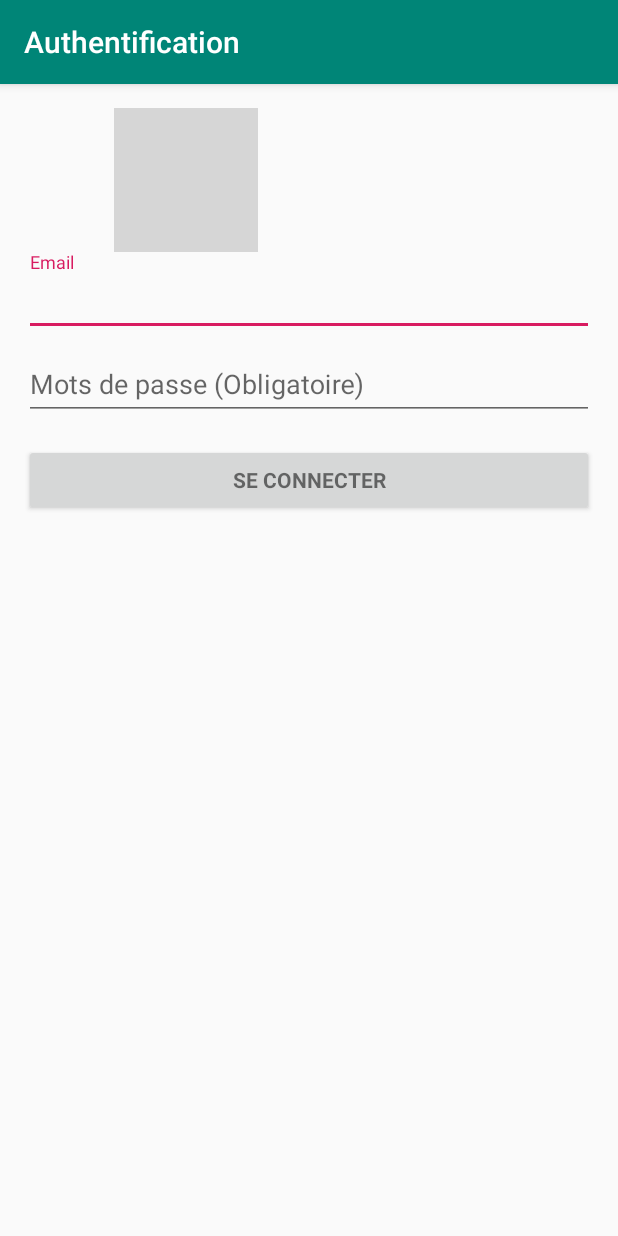
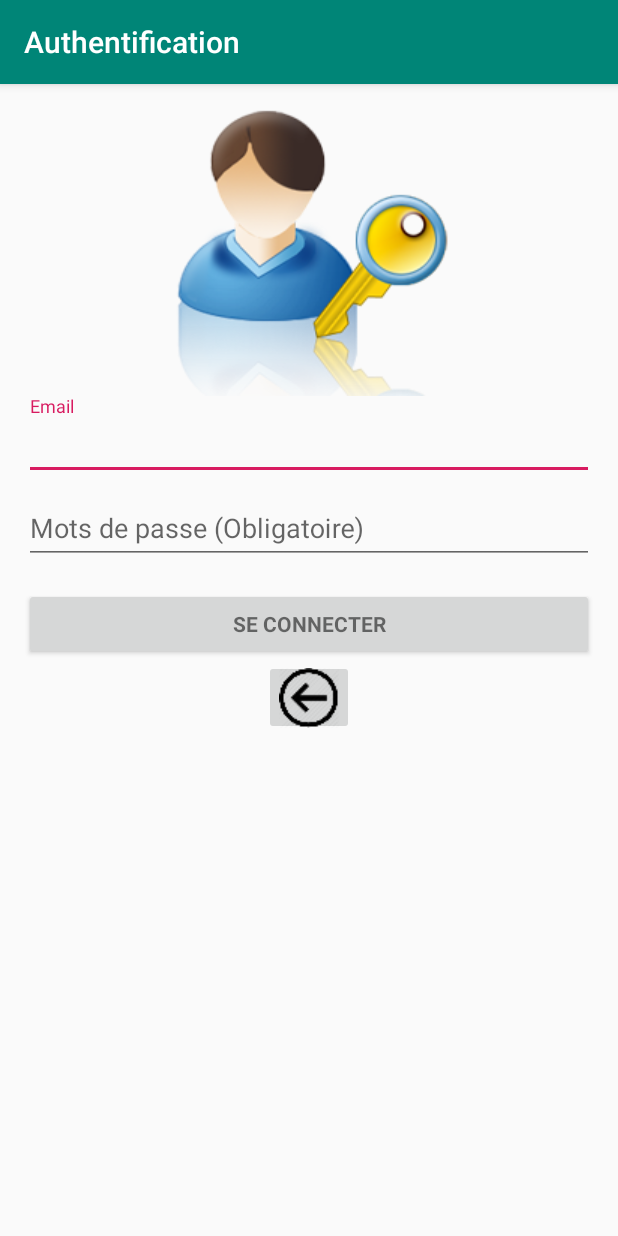
Before and after one commit to mouktar-hassan/FindEvents, an Android app: the LoginActivity screen opened directly, with no data from a screen before it, on a phone screen of 412 x 824 dp. Run offline under Robolectric (Android 15) with nearby library versions, the phone set to English and light mode, and no system bars; 2 statements that could not run were skipped; grey boxes are pictures that could not be loaded.

Commit message:
Certains réctifications apportés aux  UI Design!

```diff
--- a/app/src/main/java/com/example/findevents/LoginActivity.java
+++ b/app/src/main/java/com/example/findevents/LoginActivity.java
@@ -279,6 +279,10 @@ public class LoginActivity extends AppCompatActivity implements LoaderCallbacks<
         mEmailView.setAdapter(adapter);
     }
 
+    public void loginBackonClick(View view) {
+
+    }
+
 
     private interface ProfileQuery {
         String[] PROJECTION = {
@@ -345,5 +349,8 @@ public class LoginActivity extends AppCompatActivity implements LoaderCallbacks<
             mAuthTask = null;
             showProgress(false);
         }
+
+
+
     }
 }
--- a/app/src/main/res/layout/activity_login.xml
+++ b/app/src/main/res/layout/activity_login.xml
@@ -1,5 +1,6 @@
 <?xml version="1.0" encoding="utf-8"?>
 <LinearLayout xmlns:android="http://schemas.android.com/apk/res/android"
+    xmlns:app="http://schemas.android.com/apk/res-auto"
     xmlns:tools="http://schemas.android.com/tools"
     android:layout_width="match_parent"
     android:layout_height="match_parent"
@@ -78,6 +79,16 @@
                 android:text="@string/action_sign_in"
                 android:textStyle="bold" />
 
+            <ImageButton
+                android:id="@+id/imageButton2"
+                android:layout_width="60dip"
+                android:layout_height="50dip"
+                android:layout_gravity="bottom|center"
+                android:onClick="loginBackonClick"
+                app:srcCompat="@drawable/back_btn" />
+
         </LinearLayout>
     </ScrollView>
+
+
 </LinearLayout>
```
Also changed, not shown: app/src/main/res/drawable/rounded_border.xml (added, +22 -0 lines), app/src/main/res/drawable/back_btn.png (added), app/src/main/res/drawable/event_icon.png (added), app/src/main/res/drawable/login_img.png (added).
